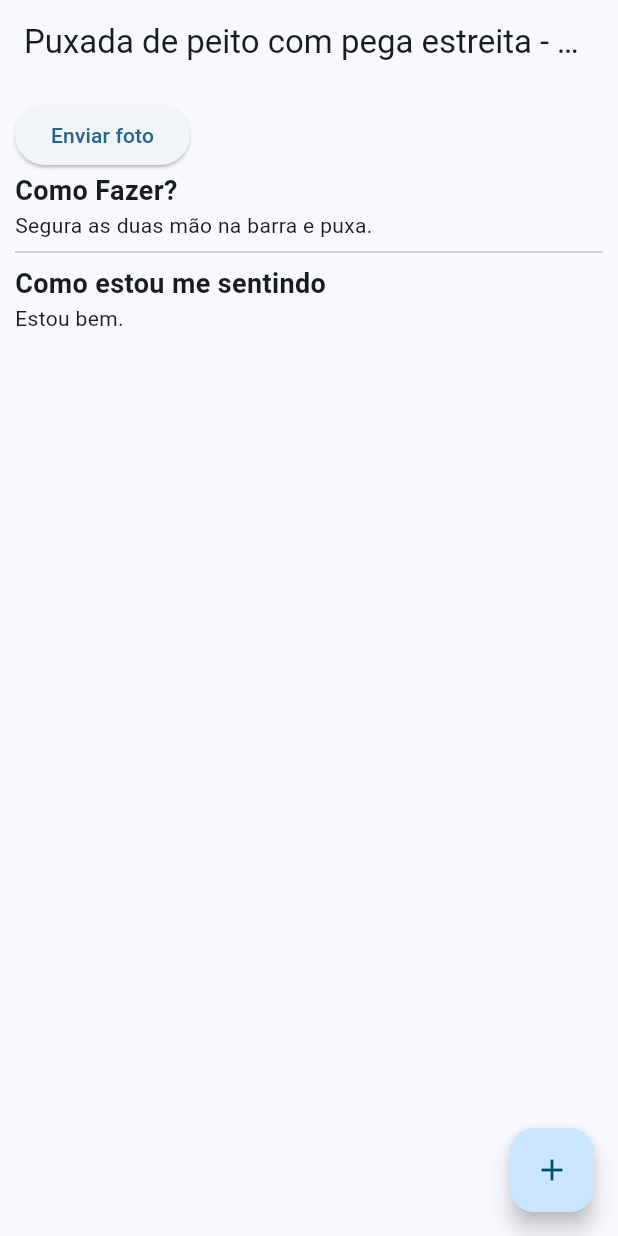
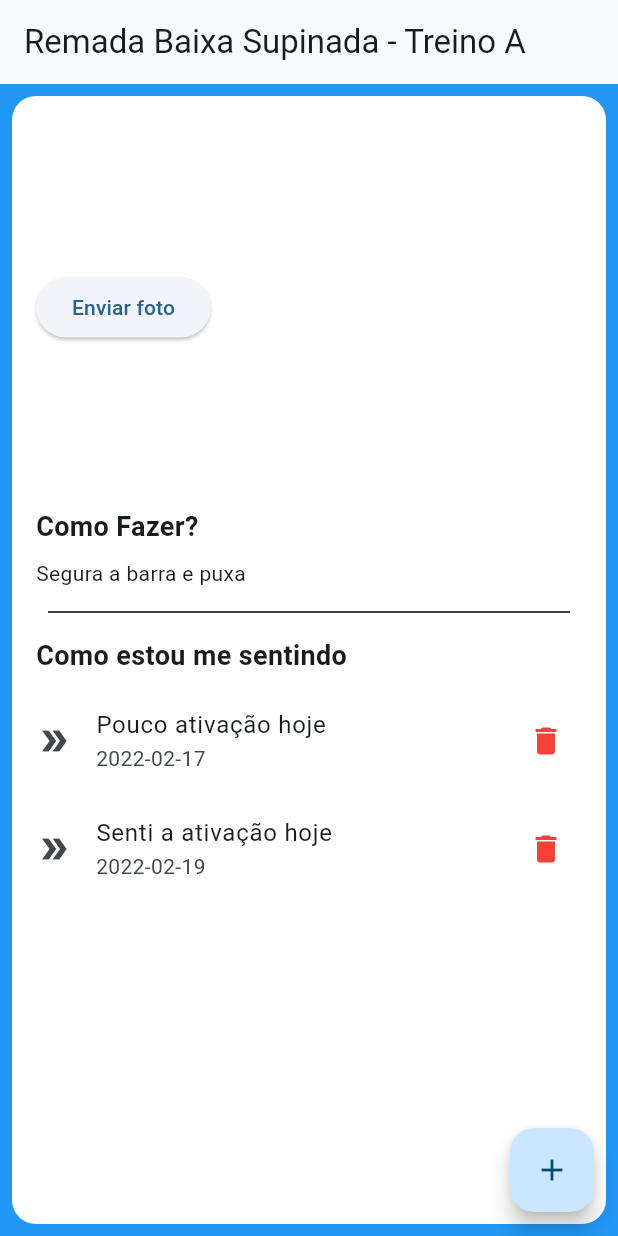
Before and after one commit to AllanGd/Flutter-Gym, a Flutter app: the screen it shows after launch, on a phone screen of 412 x 824 dp. Run offline on Flutter 3.47's test engine with Material 3 defaults, Android fonts, the phone set to English and light mode, and no system bars.

Commit message:
Personalizando a tela de treino

```diff
--- a/lib/Views/exercicio_tela.dart
+++ b/lib/Views/exercicio_tela.dart
@@ -21,8 +21,9 @@ class ExercicioTela extends StatelessWidget {
   @override
   Widget build(BuildContext context) {
     return Scaffold(
+      backgroundColor: Colors.blue,
       appBar: AppBar(
-        title: const Text('Puxada de peito com pega estreita - Treino A'),
+        title: Text("${exercicioModelo.nome} - ${exercicioModelo.treino}"),
       ),
       floatingActionButton: FloatingActionButton(
         onPressed: () {
@@ -30,16 +31,28 @@ class ExercicioTela extends StatelessWidget {
         },
         child: const Icon(Icons.add),
       ),
-      body: Padding(
-        padding: const EdgeInsets.all(10.0),
-        child: Column(
-          crossAxisAlignment: CrossAxisAlignment.start,
+      body: Container(
+        margin: const EdgeInsets.all(8),
+        padding: const EdgeInsets.all(16),
+        decoration: BoxDecoration(
+            color: Colors.white, borderRadius: BorderRadius.circular(16)),
+        child: ListView(
           children: [
-            ElevatedButton(
-                onPressed: () {
-                  debugPrint("Elevated Button clicado");
-                },
-                child: const Text("Enviar foto")),
+            SizedBox(
+              height: 250,
+              child: Row(
+                children: [
+                  ElevatedButton(
+                      onPressed: () {
+                        debugPrint("Elevated Button clicado");
+                      },
+                      child: const Text("Enviar foto"),),
+                ],
+              ),
+            ),
+            const SizedBox(
+              height: 8,
+            ),
             const Text(
               "Como Fazer?",
               style: TextStyle(
@@ -47,8 +60,16 @@ class ExercicioTela extends StatelessWidget {
                 fontSize: 18,
               ),
             ),
-            const Text("Segura as duas mão na barra e puxa."),
-            const Divider(),
+            const SizedBox(
+              height: 8,
+            ),
+            Text(exercicioModelo.comoFazer),
+            const Padding(
+              padding: EdgeInsets.all(8.0),
+              child: Divider(
+                color: Colors.black,
+              ),
+            ),
             const Text(
               "Como estou me sentindo",
               style: TextStyle(
@@ -56,7 +77,29 @@ class ExercicioTela extends StatelessWidget {
                 fontSize: 18,
               ),
             ),
-            const Text("Estou bem."),
+            const SizedBox(
+              height: 8,
+            ),
+            Column(
+              crossAxisAlignment: CrossAxisAlignment.start,
+              children: List.generate(listaSentimentos.length, (index) {
+                SentimentoModelo sentimentoAgora = listaSentimentos[index];
+                return ListTile(
+                  contentPadding: EdgeInsets.zero,
+                  leading: const Icon(Icons.double_arrow),
+                  trailing: IconButton(
+                      onPressed: () {
+                        debugPrint("Deletar ${sentimentoAgora.sentindo}");
+                      },
+                      icon: const Icon(
+                        Icons.delete,
+                        color: Colors.red,
+                      )),
+                  title: Text(sentimentoAgora.sentindo),
+                  subtitle: Text(sentimentoAgora.data),
+                );
+              }),
+            )
           ],
         ),
       ),
```
